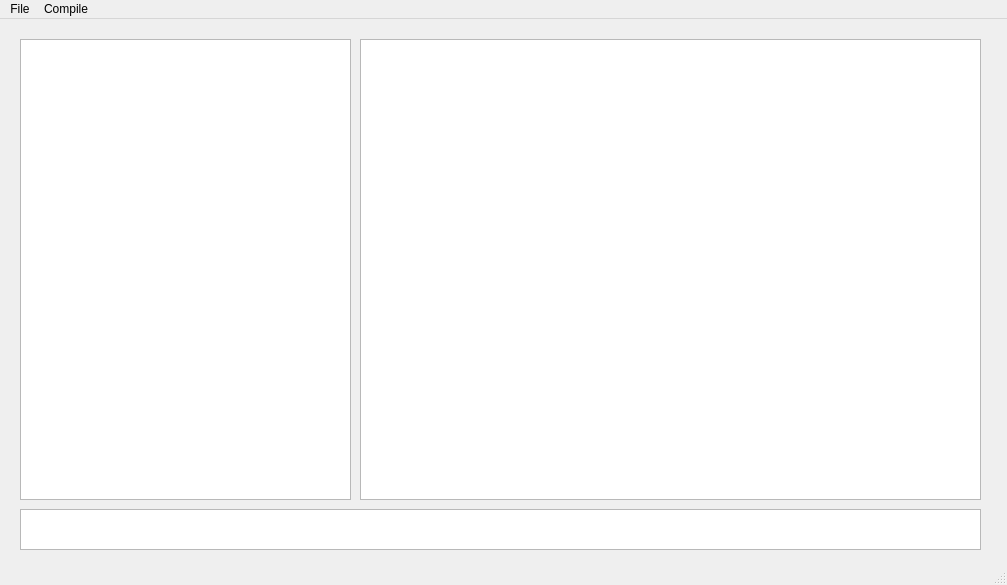
Before: the Qt Designer form src/view/mainwindow.ui in tc-imba/TCUIEdit, drawn with Qt 5.
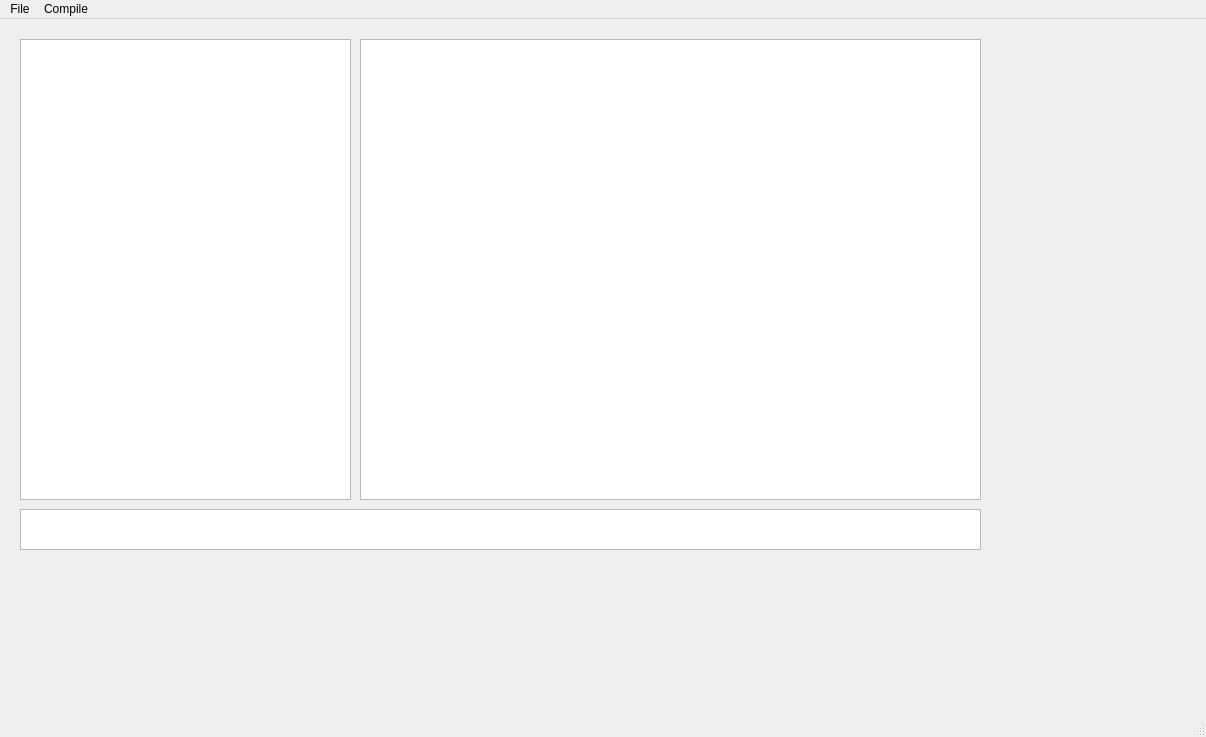
After: the same form once the commit is applied. Custom widgets are drawn as their Qt base class.

Patch:
```diff
--- a/src/view/mainwindow.ui
+++ b/src/view/mainwindow.ui
@@ -6,8 +6,8 @@
    <rect>
     <x>0</x>
     <y>0</y>
-    <width>1007</width>
-    <height>585</height>
+    <width>1206</width>
+    <height>737</height>
    </rect>
   </property>
   <property name="windowTitle">
@@ -50,8 +50,8 @@
     <rect>
      <x>0</x>
      <y>0</y>
-     <width>1007</width>
-     <height>19</height>
+     <width>1206</width>
+     <height>29</height>
     </rect>
    </property>
    <widget class="QMenu" name="menuTCUIEdit">
```
